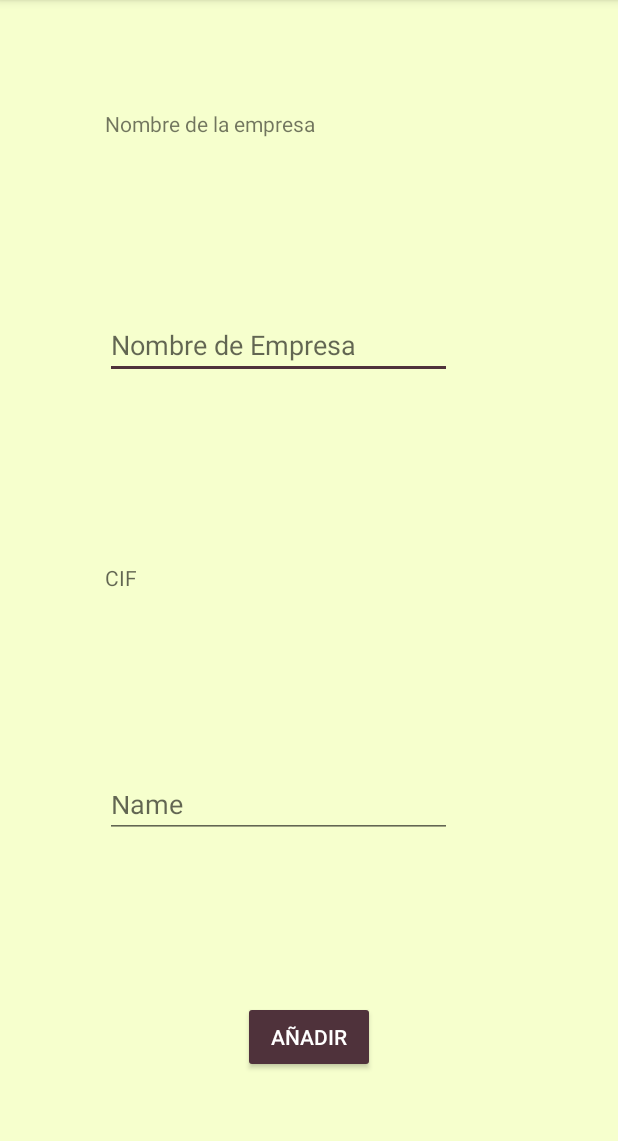
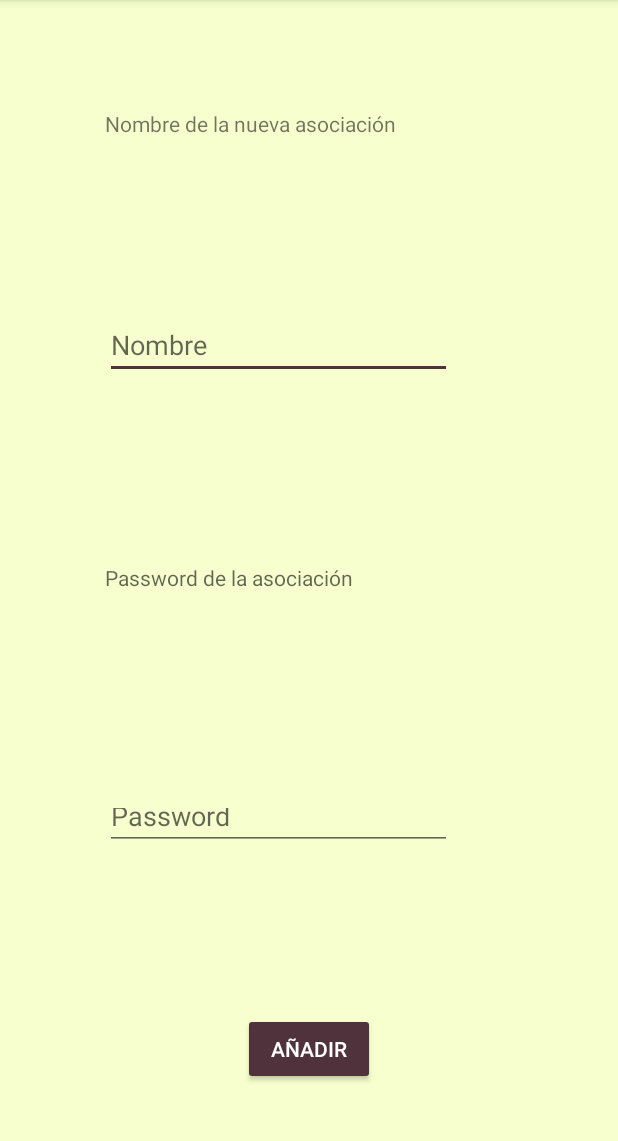
Before and after one commit to davidflores10/AgricoApp, an Android app: the AddNewCompany screen opened directly, with no data from a screen before it, on a phone screen of 412 x 824 dp, the part 84-1225 px from its top. Run offline under Robolectric (Android 15) with nearby library versions, the phone set to English and light mode, and no system bars.

Commit message:
día 2 cambio compañia por asociacion

```diff
--- a/app/src/main/res/layout/activity_add_new_company.xml
+++ b/app/src/main/res/layout/activity_add_new_company.xml
@@ -13,7 +13,7 @@
         android:layout_height="wrap_content"
         android:layout_marginBottom="8dp"
         android:layout_marginTop="8dp"
-        android:text="Nombre de la empresa"
+        android:text="Nombre de la nueva asociación"
         app:layout_constraintBottom_toTopOf="@+id/guideline2"
         app:layout_constraintTop_toTopOf="parent"
         app:layout_constraintVertical_bias="0.535"
@@ -29,7 +29,7 @@
         android:layout_marginBottom="8dp"
         android:layout_marginTop="8dp"
         android:ems="10"
-        android:hint="Nombre de Empresa"
+        android:hint="Nombre"
         android:inputType="textPersonName"
         app:layout_constraintBottom_toTopOf="@+id/guideline3"
         app:layout_constraintTop_toTopOf="@+id/guideline2"
@@ -44,7 +44,7 @@
         android:layout_height="wrap_content"
         android:layout_marginBottom="8dp"
         android:layout_marginTop="8dp"
-        android:hint="CIF"
+        android:hint="Password de la asociación"
         app:layout_constraintBottom_toTopOf="@+id/guideline4"
         app:layout_constraintTop_toTopOf="@+id/guideline3"
         app:layout_constraintVertical_bias="0.507"
@@ -61,7 +61,7 @@
         android:layout_marginTop="8dp"
         android:ems="10"
         android:inputType="textPersonName"
-        android:hint="Name"
+        android:hint="Password"
         app:layout_constraintBottom_toTopOf="@+id/guideline6"
         app:layout_constraintTop_toTopOf="@+id/guideline4"
         app:layout_constraintVertical_bias="0.52"
@@ -103,7 +103,7 @@
         android:layout_height="wrap_content"
         android:id="@+id/guideline6"
         android:orientation="horizontal"
-        app:layout_constraintGuide_percent="0.8" />
+        app:layout_constraintGuide_percent="0.82" />
 
     <Button
         android:id="@+id/button"
```
